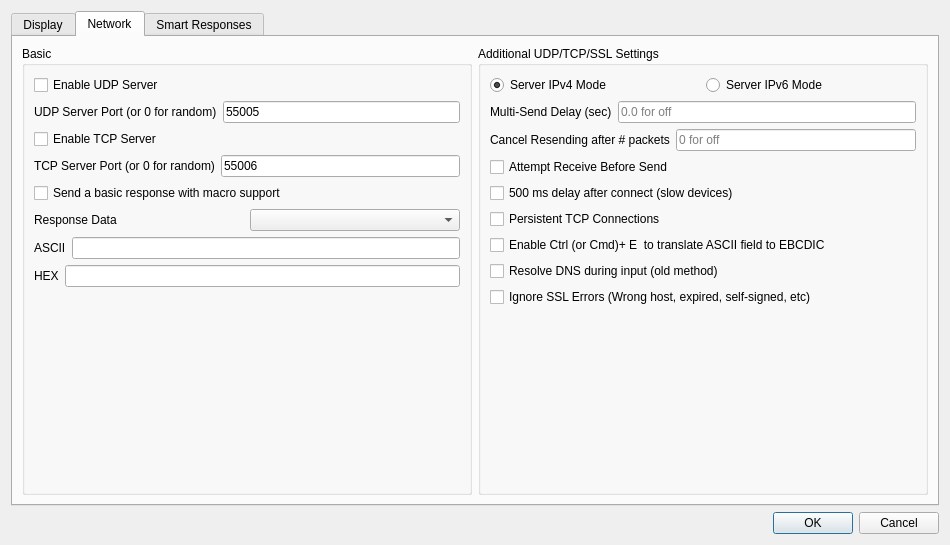
Above: src/settings.ui from dannagle/PacketSender before the change. Below: the same form after it.
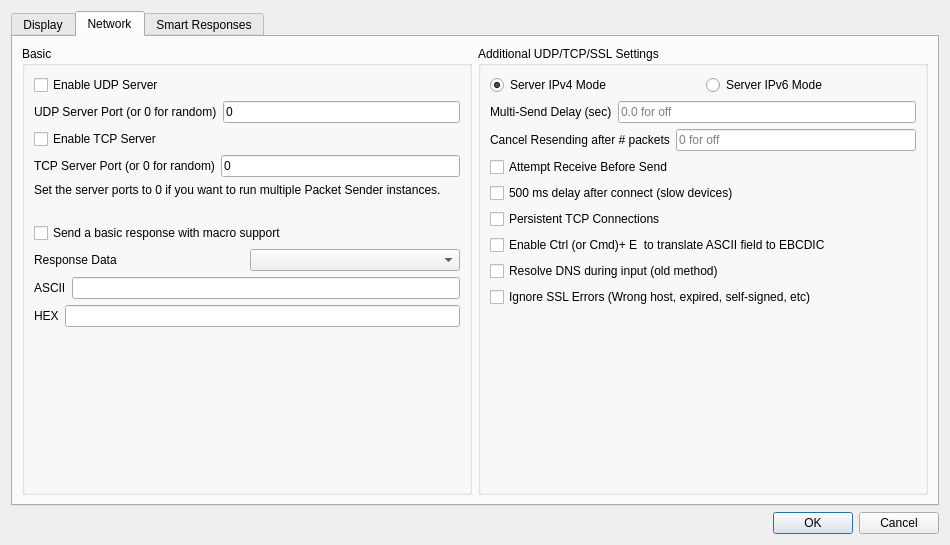
That is the form after the change. The open tabs and pages were chosen to show the change.

Commit message: default copy format is now raw

What changed in the file:
```diff
--- a/src/settings.ui
+++ b/src/settings.ui
@@ -192,7 +192,7 @@
             <item>
              <widget class="QLineEdit" name="udpServerPortEdit">
               <property name="text">
-               <string>55005</string>
+               <string>0</string>
               </property>
              </widget>
             </item>
@@ -217,12 +217,26 @@
             <item>
              <widget class="QLineEdit" name="tcpServerPortEdit">
               <property name="text">
-               <string>55006</string>
+               <string>0</string>
               </property>
              </widget>
             </item>
            </layout>
           </item>
+          <item>
+           <widget class="QLabel" name="label_15">
+            <property name="text">
+             <string>Set the server ports to 0 if you want to run multiple Packet Sender instances.</string>
+            </property>
+           </widget>
+          </item>
+          <item>
+           <widget class="QLabel" name="label_16">
+            <property name="text">
+             <string>   </string>
+            </property>
+           </widget>
+          </item>
           <item>
            <widget class="QCheckBox" name="sendResponseSettingsCheck">
             <property name="text">
```
Left out of the diff: 2 changed lines with no effect on the pictures. The commit also changes 2 other files.
